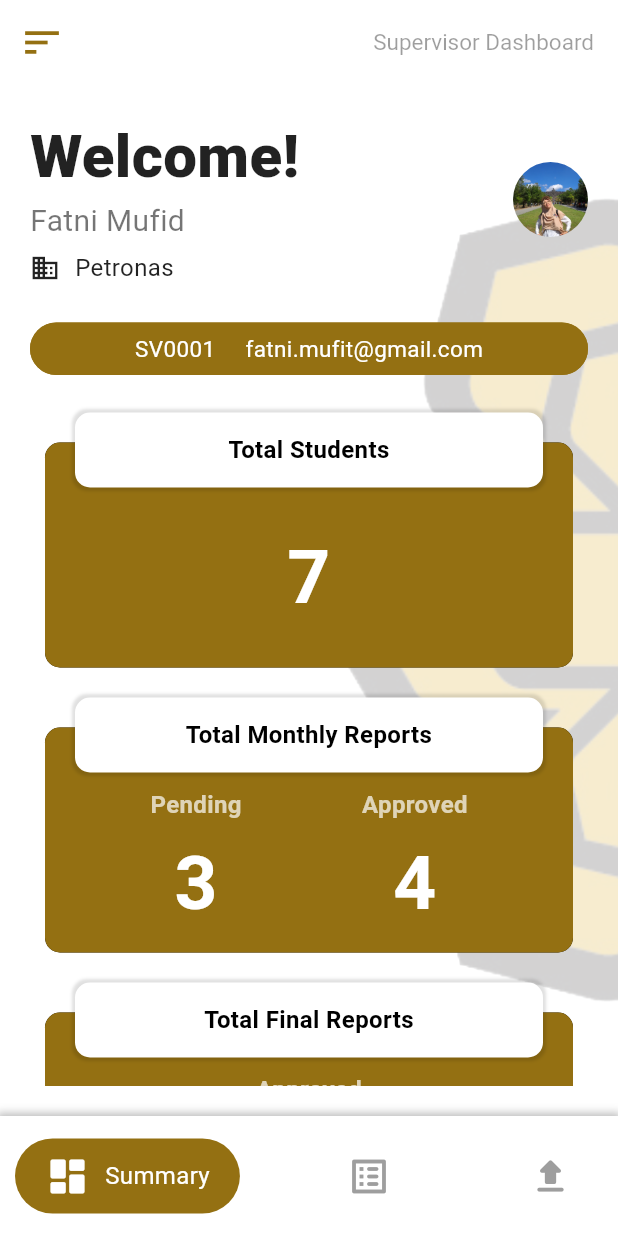
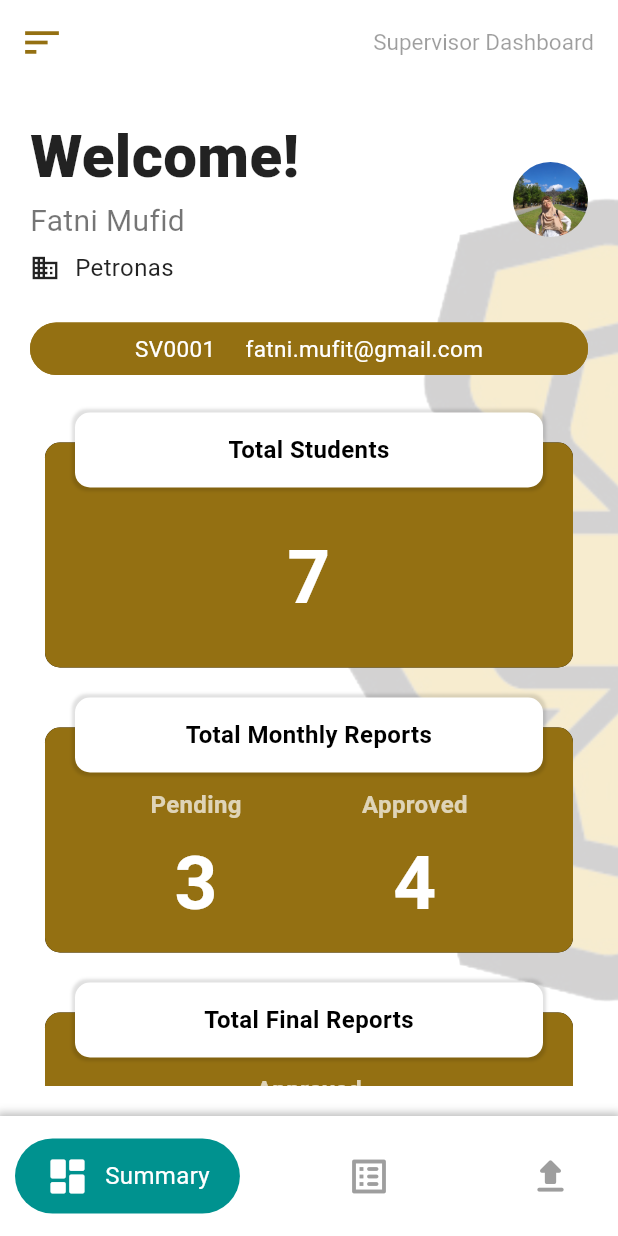
Before and after one commit to KhadijahArizal/Supervisor, a Flutter app: the screen it shows after launch, on a phone screen of 412 x 824 dp. Run offline on Flutter 3.47's test engine with Material 3 defaults, Android fonts, the light colour scheme and no system bars; drawn by our look-alikes of google_nav_bar; our stand-ins replace dropdown_search, file_picker, firebase_core, firebase_database; accounts and stored records are empty; Roboto replaces fonts that are missing (Futura).

Commit message:
Update googleNavBar.dart

```diff
--- a/lib/BottomNavBar/googleNavBar.dart
+++ b/lib/BottomNavBar/googleNavBar.dart
@@ -25,7 +25,7 @@ class GNavbar extends StatelessWidget {
         child: GNav(
           color: Colors.grey, // Change icon color to white
           activeColor: Colors.white, // Change active color
-          tabBackgroundColor: const Color.fromRGBO(148, 112, 18, 1),
+          tabBackgroundColor: const Color.fromRGBO(0, 146, 143, 10),
           gap: 10,
           selectedIndex: currentIndex,
           onTabChange: onTabChange,
```
